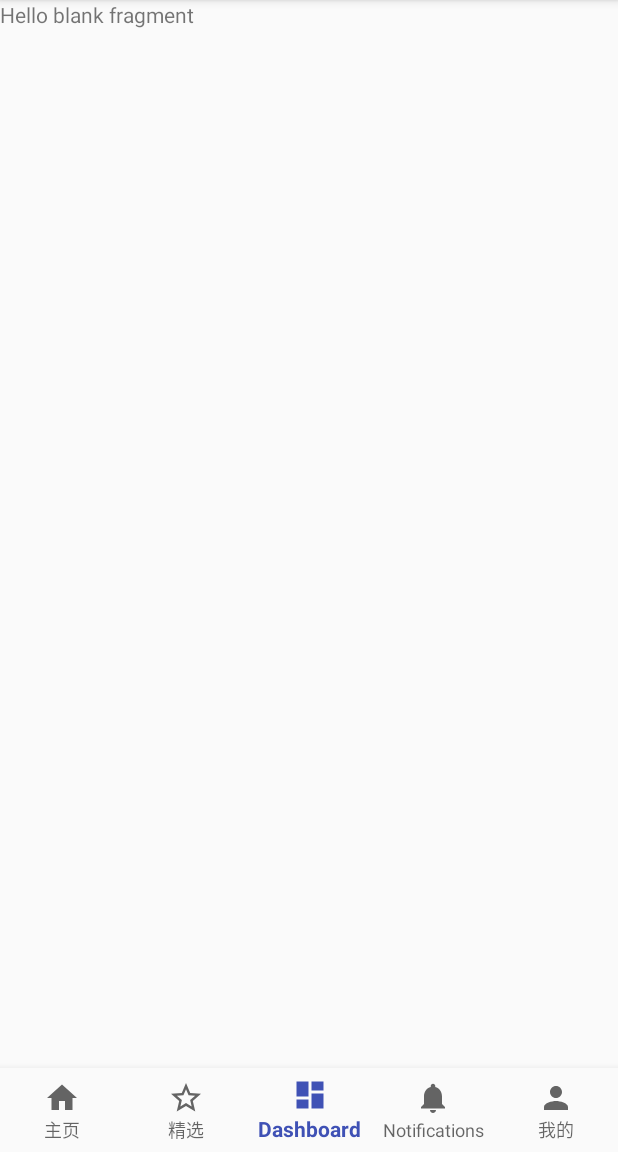
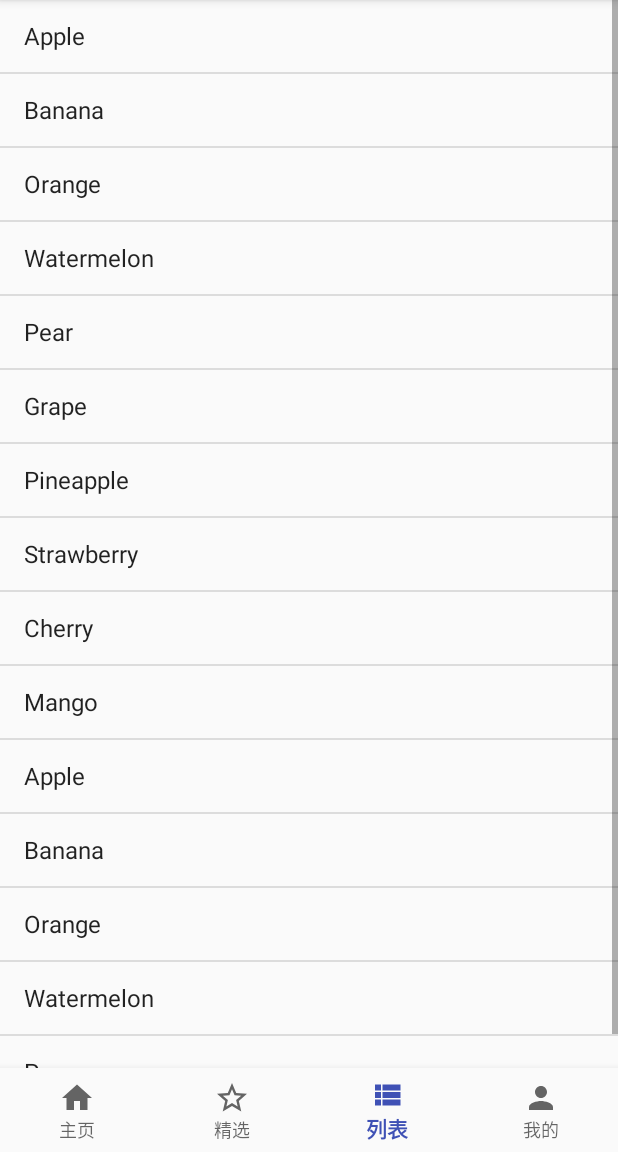
Before and after one commit to shanyinke/music, an Android app: the screen it shows after launch (MainActivity), item 3 of the bottom bar chosen, on a phone screen of 412 x 824 dp, the part 84-1236 px from its top. Run offline under Robolectric (Android 15) with nearby library versions, the phone set to English and light mode, and no system bars.

Commit message:
用Listview在Fragment中实现列表

```diff
--- /dev/null
+++ b/app/src/main/java/com/aksky/music/ListFragment.java
@@ -0,0 +1,39 @@
+package com.aksky.music;
+
+
+import android.os.Bundle;
+import android.support.v4.app.Fragment;
+import android.view.LayoutInflater;
+import android.view.View;
+import android.view.ViewGroup;
+import android.widget.ArrayAdapter;
+import android.widget.ListView;
+
+
+public class ListFragment extends Fragment {
+    private String[] data={"Apple","Banana","Orange","Watermelon",
+            "Pear","Grape","Pineapple","Strawberry","Cherry","Mango",
+            "Apple","Banana","Orange","Watermelon",
+            "Pear","Grape","Pineapple","Strawberry","Cherry","Mango"};//初始化数组
+
+    @Override
+    public View onCreateView(LayoutInflater inflater, ViewGroup container,
+                             Bundle savedInstanceState) {
+        // Inflate the layout for this fragment
+        View view= inflater.inflate(R.layout.fragment_list, container, false);
+        ArrayAdapter<String> adapter = new ArrayAdapter<String>(
+                getActivity(),android.R.layout.simple_list_item_1,data); //定义适配器
+        ListView listView=(ListView) view.findViewById(R.id.list_view);
+        listView.setAdapter(adapter);
+       // View view= inflater.inflate(R.layout.home_fragment , container, false);
+//        listView = (ListView)view.findViewById(R.id.list_view);
+//        List<Map<String, Object>> list=getData();
+//        listView.setAdapter(new ListViewAdapter(getActivity(), list));
+        return view;
+
+
+
+    }
+
+
+}
--- a/app/src/main/java/com/aksky/music/MainActivity.java
+++ b/app/src/main/java/com/aksky/music/MainActivity.java
@@ -36,12 +36,11 @@ public class MainActivity extends AppCompatActivity {
                    // mTextMessage.setText(R.string.title_dashboard);
                     replaceFragment(new StarFragment());
                     return true;
-                case R.id.navigation_dashboard:
+                case R.id.navigation_view_list:
                    // mTextMessage.setText(R.string.title_notifications);
+                    replaceFragment(new ListFragment());
                     return true;
-                case R.id.navigation_notifications:
-                    // mTextMessage.setText(R.string.title_notifications);
-                    return true;
+
 
                 case R.id.navigation_person:
                     // mTextMessage.setText(R.string.title_notifications);
--- /dev/null
+++ b/app/src/main/res/layout/fragment_list.xml
@@ -0,0 +1,15 @@
+<?xml version="1.0" encoding="utf-8"?>
+<FrameLayout xmlns:android="http://schemas.android.com/apk/res/android"
+    xmlns:tools="http://schemas.android.com/tools"
+    android:layout_width="match_parent"
+    android:layout_height="match_parent"
+    tools:context=".ListFragment">
+
+
+
+    <ListView
+        android:id="@+id/list_view"
+        android:layout_width="match_parent"
+        android:layout_height="match_parent" />
+
+</FrameLayout>
--- a/app/src/main/res/menu/navigation.xml
+++ b/app/src/main/res/menu/navigation.xml
@@ -11,15 +11,11 @@
         android:title="@string/title_star" />
 
     <item
-        android:id="@+id/navigation_dashboard"
-        android:icon="@drawable/ic_dashboard_black_24dp"
-        android:title="@string/title_dashboard" />
+        android:id="@+id/navigation_view_list"
+        android:icon="@drawable/ic_view_list_black_24dp"
+        android:title="@string/title_view" />
 
 
-    <item
-        android:id="@+id/navigation_notifications"
-        android:icon="@drawable/ic_notifications_black_24dp"
-        android:title="@string/title_notifications" />
     <item
     android:id="@+id/navigation_person"
     android:icon="@drawable/ic_person_black_24dp"
--- a/app/src/main/res/values/strings.xml
+++ b/app/src/main/res/values/strings.xml
@@ -3,6 +3,7 @@
     <string name="title_home">主页</string>
     <string name="title_dashboard">Dashboard</string>
     <string name="title_notifications">Notifications</string>
+    <string name="title_view">列表</string>
     <string name="title_person">我的</string>
     <string name="title_star">精选</string>
 
```
